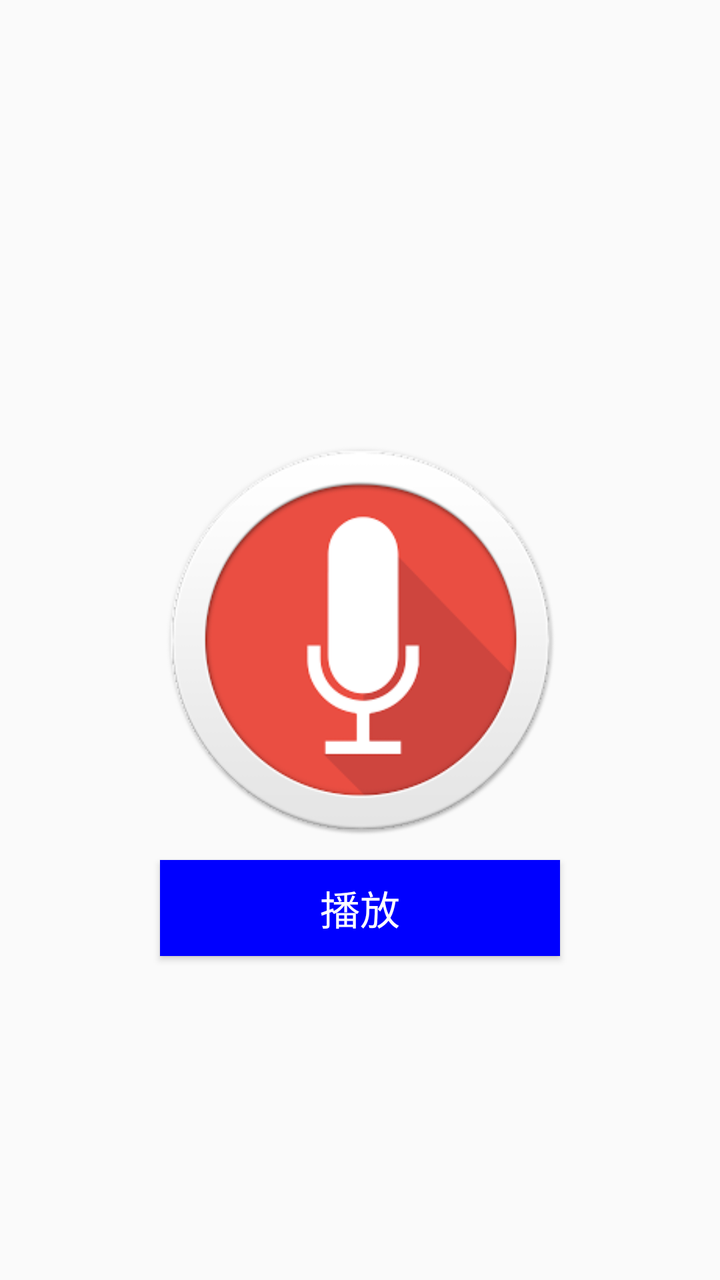
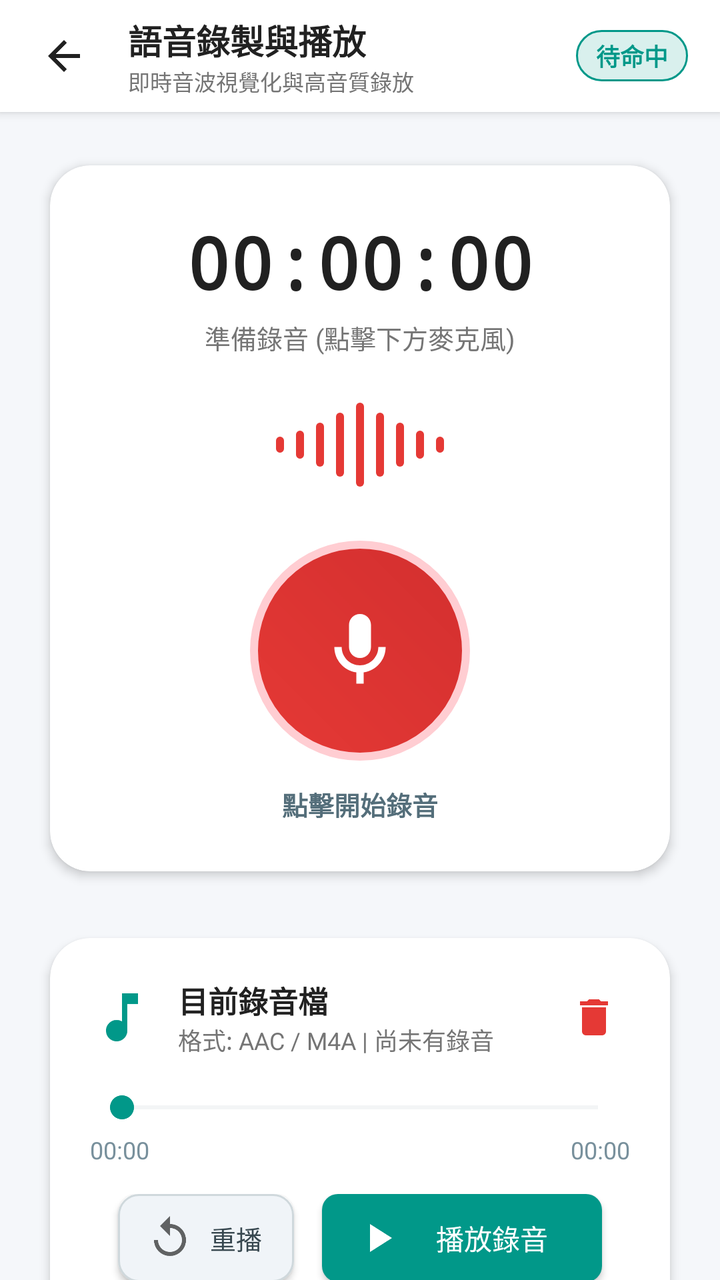

The first picture is an Android layout as it rendered before a commit; the second is the same layout after the commit. The layout source and the unified diff follow.
<!-- AndroidManifest.xml: application theme AppTheme -->
<!-- res/layout/fragment_recording.xml -->
<?xml version="1.0" encoding="utf-8"?>
<androidx.constraintlayout.widget.ConstraintLayout xmlns:android="http://schemas.android.com/apk/res/android"
    xmlns:app="http://schemas.android.com/apk/res-auto"
    xmlns:tools="http://schemas.android.com/tools"
    android:layout_width="match_parent"
    android:layout_height="match_parent"
  >


    <CheckBox
        app:layout_constraintTop_toTopOf="parent"
        app:layout_constraintBottom_toBottomOf="parent"
        app:layout_constraintStart_toStartOf="parent"
        app:layout_constraintEnd_toEndOf="parent"
        android:id="@+id/checkbox"
        android:layout_width="200dp"
        android:layout_height="200dp"
        android:layout_alignParentLeft="true"
        android:layout_marginLeft="2dp"
        android:layout_marginRight="2dp"
        android:checked="false"
        android:background="@drawable/icon_red"
        android:button="@null" />

    <TextView
        app:layout_constraintTop_toBottomOf="@+id/checkbox"
        app:layout_constraintStart_toStartOf="parent"
        app:layout_constraintEnd_toEndOf="parent"
        android:layout_marginTop="10dp"
        android:id="@+id/tv_time"
        android:layout_width="match_parent"
        android:layout_height="wrap_content"
        android:textSize="20dp"
        android:textColor="@android:color/holo_red_dark"
        android:gravity="center"
        android:visibility="gone"
        android:text="00:00" />

    <Button
        app:layout_constraintTop_toBottomOf="@+id/tv_time"
        app:layout_constraintStart_toStartOf="parent"
        app:layout_constraintEnd_toEndOf="parent"
        android:layout_marginTop="10dp"
        android:id="@+id/btn_Play"
        android:layout_width="200dp"
        android:layout_height="wrap_content"
        android:background="@color/blue"
        android:textColor="@color/white"
        android:textSize="20dp"
        android:text="播放" />
</androidx.constraintlayout.widget.ConstraintLayout>
<!-- resources referenced by this layout -->
<resources>
  <color name="blue">#0000FF</color>
  <!-- drawable icon_red: png bitmap (drawable-hdpi, 25111 bytes) -->
  <!-- unchanged entries left out for length: 5 -->
</resources>

<!-- the commit's change to res/layout/fragment_recording.xml (unified diff, before → after) -->
@@ -1,51 +1,409 @@
 <?xml version="1.0" encoding="utf-8"?>
-<androidx.constraintlayout.widget.ConstraintLayout xmlns:android="http://schemas.android.com/apk/res/android"
+<androidx.coordinatorlayout.widget.CoordinatorLayout xmlns:android="http://schemas.android.com/apk/res/android"
     xmlns:app="http://schemas.android.com/apk/res-auto"
     xmlns:tools="http://schemas.android.com/tools"
     android:layout_width="match_parent"
     android:layout_height="match_parent"
-  >
-
-
-    <CheckBox
-        app:layout_constraintTop_toTopOf="parent"
-        app:layout_constraintBottom_toBottomOf="parent"
-        app:layout_constraintStart_toStartOf="parent"
-        app:layout_constraintEnd_toEndOf="parent"
-        android:id="@+id/checkbox"
-        android:layout_width="200dp"
-        android:layout_height="200dp"
-        android:layout_alignParentLeft="true"
-        android:layout_marginLeft="2dp"
-        android:layout_marginRight="2dp"
-        android:checked="false"
-        android:background="@drawable/icon_red"
-        android:button="@null" />
-
-    <TextView
-        app:layout_constraintTop_toBottomOf="@+id/checkbox"
-        app:layout_constraintStart_toStartOf="parent"
-        app:layout_constraintEnd_toEndOf="parent"
-        android:layout_marginTop="10dp"
-        android:id="@+id/tv_time"
+    android:background="#F5F7FA">
+
+    <LinearLayout
         android:layout_width="match_parent"
-        android:layout_height="wrap_content"
-        android:textSize="20dp"
-        android:textColor="@android:color/holo_red_dark"
-        android:gravity="center"
-        android:visibility="gone"
-        android:text="00:00" />
-
-    <Button
-        app:layout_constraintTop_toBottomOf="@+id/tv_time"
-        app:layout_constraintStart_toStartOf="parent"
-        app:layout_constraintEnd_toEndOf="parent"
-        android:layout_marginTop="10dp"
-        android:id="@+id/btn_Play"
-        android:layout_width="200dp"
-        android:layout_height="wrap_content"
-        android:background="@color/blue"
-        android:textColor="@color/white"
-        android:textSize="20dp"
-        android:text="播放" />
-</androidx.constraintlayout.widget.ConstraintLayout>
+        android:layout_height="match_parent"
+        android:orientation="vertical">
+
+        
+        <LinearLayout
+            android:id="@+id/layoutHeader"
+            android:layout_width="match_parent"
+            android:layout_height="56dp"
+            android:background="@color/white"
+            android:elevation="3dp"
+            android:gravity="center_vertical"
+            android:orientation="horizontal"
+            android:paddingHorizontal="8dp">
+
+            <ImageButton
+                android:id="@+id/btnBack"
+                android:layout_width="48dp"
+                android:layout_height="48dp"
+                android:background="?attr/selectableItemBackgroundBorderless"
+                android:contentDescription="返回"
+                android:src="@drawable/ic_arrow_back"
+                app:tint="#212121" />
+
+            <LinearLayout
+                android:layout_width="0dp"
+                android:layout_height="wrap_content"
+                android:layout_marginStart="8dp"
+                android:layout_weight="1"
+                android:orientation="vertical">
+
+                <TextView
+                    android:id="@+id/tvTitle"
+                    android:layout_width="wrap_content"
+                    android:layout_height="wrap_content"
+                    android:text="語音錄製與播放"
+                    android:textColor="#212121"
+                    android:textSize="17sp"
+                    android:textStyle="bold" />
+
+                <TextView
+                    android:layout_width="wrap_content"
+                    android:layout_height="wrap_content"
+                    android:text="即時音波視覺化與高音質錄放"
+                    android:textColor="#757575"
+                    android:textSize="11sp" />
+            </LinearLayout>
+
+            <TextView
+                android:id="@+id/tvStatusBadge"
+                android:layout_width="wrap_content"
+                android:layout_height="wrap_content"
+                android:layout_marginEnd="8dp"
+                android:background="@drawable/bg_badge_pill"
+                android:paddingHorizontal="10dp"
+                android:paddingVertical="4dp"
+                android:text="待命中"
+                android:textColor="#019889"
+                android:textSize="12sp"
+                android:textStyle="bold" />
+        </LinearLayout>
+
+        <androidx.core.widget.NestedScrollView
+            android:layout_width="match_parent"
+            android:layout_height="0dp"
+            android:layout_weight="1"
+            android:fillViewport="true">
+
+            <LinearLayout
+                android:layout_width="match_parent"
+                android:layout_height="wrap_content"
+                android:orientation="vertical"
+                android:padding="16dp">
+
+                
+                <androidx.cardview.widget.CardView
+                    android:layout_width="match_parent"
+                    android:layout_height="wrap_content"
+                    app:cardCornerRadius="20dp"
+                    app:cardElevation="3dp"
+                    app:cardUseCompatPadding="true"
+                    app:cardBackgroundColor="@color/white">
+
+                    <LinearLayout
+                        android:layout_width="match_parent"
+                        android:layout_height="wrap_content"
+                        android:gravity="center_horizontal"
+                        android:orientation="vertical"
+                        android:padding="24dp">
+
+                        
+                        <TextView
+                            android:id="@+id/tv_time"
+                            android:layout_width="wrap_content"
+                            android:layout_height="wrap_content"
+                            android:fontFamily="monospace"
+                            android:text="00:00:00"
+                            android:textColor="#212121"
+                            android:textSize="36sp"
+                            android:textStyle="bold" />
+
+                        
+                        <TextView
+                            android:id="@+id/tvDecibel"
+                            android:layout_width="wrap_content"
+                            android:layout_height="wrap_content"
+                            android:layout_marginTop="4dp"
+                            android:text="準備錄音 (點擊下方麥克風)"
+                            android:textColor="#757575"
+                            android:textSize="13sp" />
+
+                        
+                        <LinearLayout
+                            android:id="@+id/layoutWaveform"
+                            android:layout_width="wrap_content"
+                            android:layout_height="48dp"
+                            android:layout_marginTop="20dp"
+                            android:gravity="center"
+                            android:orientation="horizontal">
+
+                            <View
+                                android:id="@+id/waveBar1"
+                                android:layout_width="4dp"
+                                android:layout_height="8dp"
+                                android:layout_marginHorizontal="3dp"
+                                android:background="@drawable/bg_waveform_bar" />
+
+                            <View
+                                android:id="@+id/waveBar2"
+                                android:layout_width="4dp"
+                                android:layout_height="14dp"
+                                android:layout_marginHorizontal="3dp"
+                                android:background="@drawable/bg_waveform_bar" />
+
+                            <View
+                                android:id="@+id/waveBar3"
+                                android:layout_width="4dp"
+                                android:layout_height="22dp"
+                                android:layout_marginHorizontal="3dp"
+                                android:background="@drawable/bg_waveform_bar" />
+
+                            <View
+                                android:id="@+id/waveBar4"
+                                android:layout_width="4dp"
+                                android:layout_height="32dp"
+                                android:layout_marginHorizontal="3dp"
+                                android:background="@drawable/bg_waveform_bar" />
+
+                            <View
+                                android:id="@+id/waveBar5"
+                                android:layout_width="4dp"
+                                android:layout_height="42dp"
+                                android:layout_marginHorizontal="3dp"
+                                android:background="@drawable/bg_waveform_bar" />
+
+                            <View
+                                android:id="@+id/waveBar6"
+                                android:layout_width="4dp"
+                                android:layout_height="32dp"
+                                android:layout_marginHorizontal="3dp"
+                                android:background="@drawable/bg_waveform_bar" />
+
+                            <View
+                                android:id="@+id/waveBar7"
+                                android:layout_width="4dp"
+                                android:layout_height="22dp"
+                                android:layout_marginHorizontal="3dp"
+                                android:background="@drawable/bg_waveform_bar" />
+
+                            <View
+                                android:id="@+id/waveBar8"
+                                android:layout_width="4dp"
+                                android:layout_height="14dp"
+                                android:layout_marginHorizontal="3dp"
+                                android:background="@drawable/bg_waveform_bar" />
+
+                            <View
+                                android:id="@+id/waveBar9"
+                                android:layout_width="4dp"
+                                android:layout_height="8dp"
+                                android:layout_marginHorizontal="3dp"
+                                android:background="@drawable/bg_waveform_bar" />
+                        </LinearLayout>
+
+                        
+                        <FrameLayout
+                            android:layout_width="110dp"
+                            android:layout_height="110dp"
+                            android:layout_marginTop="24dp">
+
+                            <CheckBox
+                                android:id="@+id/checkbox"
+                                android:layout_width="match_parent"
+                                android:layout_height="match_parent"
+                                android:background="@drawable/bg_record_button_idle"
+                                android:button="@null"
+                                android:checked="false"
+                                android:contentDescription="錄音開關" />
+
+                            <ImageView
+                                android:id="@+id/ivRecordIcon"
+                                android:layout_width="44dp"
+                                android:layout_height="44dp"
+                                android:layout_gravity="center"
+                                android:src="@drawable/ic_mic"
+                                app:tint="@color/white" />
+                        </FrameLayout>
+
+                        <TextView
+                            android:id="@+id/tvRecordHint"
+                            android:layout_width="wrap_content"
+                            android:layout_height="wrap_content"
+                            android:layout_marginTop="12dp"
+                            android:text="點擊開始錄音"
+                            android:textColor="#546E7A"
+                            android:textSize="13sp"
+                            android:textStyle="bold" />
+                    </LinearLayout>
+                </androidx.cardview.widget.CardView>
+
+                
+                <androidx.cardview.widget.CardView
+                    android:id="@+id/cardPlayback"
+                    android:layout_width="match_parent"
+                    android:layout_height="wrap_content"
+                    android:layout_marginTop="12dp"
+                    app:cardCornerRadius="20dp"
+                    app:cardElevation="3dp"
+                    app:cardUseCompatPadding="true"
+                    app:cardBackgroundColor="@color/white">
+
+                    <LinearLayout
+                        android:layout_width="match_parent"
+                        android:layout_height="wrap_content"
+                        android:orientation="vertical"
+                        android:padding="20dp">
+
+                        <LinearLayout
+                            android:layout_width="match_parent"
+                            android:layout_height="wrap_content"
+                            android:gravity="center_vertical"
+                            android:orientation="horizontal">
+
+                            <ImageView
+                                android:layout_width="32dp"
+                                android:layout_height="32dp"
+                                android:src="@drawable/ic_music_note"
+                                app:tint="#019889" />
+
+                            <LinearLayout
+                                android:layout_width="0dp"
+                                android:layout_height="wrap_content"
+                                android:layout_marginStart="12dp"
+                                android:layout_weight="1"
+                                android:orientation="vertical">
+
+                                <TextView
+                                    android:id="@+id/tvAudioTitle"
+                                    android:layout_width="wrap_content"
+                                    android:layout_height="wrap_content"
+                                    android:ellipsize="middle"
+                                    android:singleLine="true"
+                                    android:text="目前錄音檔"
+                                    android:textColor="#212121"
+                                    android:textSize="15sp"
+                                    android:textStyle="bold" />
+
+                                <TextView
+                                    android:id="@+id/tvAudioInfo"
+                                    android:layout_width="wrap_content"
+                                    android:layout_height="wrap_content"
+                                    android:text="格式: AAC / M4A | 尚未有錄音"
+                                    android:textColor="#757575"
+                                    android:textSize="12sp" />
+                            </LinearLayout>
+
+                            <ImageButton
+                                android:id="@+id/btnDeleteCurrent"
+                                android:layout_width="36dp"
+                                android:layout_height="36dp"
+                                android:background="?attr/selectableItemBackgroundBorderless"
+                                android:contentDescription="刪除"
+                                android:src="@drawable/ic_delete"
+                                app:tint="#E53935" />
+                        </LinearLayout>
+
+                        
+                        <SeekBar
+                            android:id="@+id/seekBarAudio"
+                            android:layout_width="match_parent"
+                            android:layout_height="wrap_content"
+                            android:layout_marginTop="16dp"
+                            android:max="100"
+                            android:progress="0"
+                            android:progressBackgroundTint="#CFD8DC"
+                            android:progressTint="#019889"
+                            android:thumbTint="#019889" />
+
+                        <LinearLayout
+                            android:layout_width="match_parent"
+                            android:layout_height="wrap_content"
+                            android:layout_marginTop="4dp"
+                            android:orientation="horizontal">
+
+                            <TextView
+                                android:id="@+id/tvProgressCurrent"
+                                android:layout_width="0dp"
+                                android:layout_height="wrap_content"
+                                android:layout_weight="1"
+                                android:text="00:00"
+                                android:textColor="#78909C"
+                                android:textSize="12sp" />
+
+                            <TextView
+                                android:id="@+id/tvProgressTotal"
+                                android:layout_width="wrap_content"
+                                android:layout_height="wrap_content"
+                                android:text="00:00"
+                                android:textColor="#78909C"
+                                android:textSize="12sp" />
+                        </LinearLayout>
+
+                        
+                        <LinearLayout
+                            android:layout_width="match_parent"
+                            android:layout_height="wrap_content"
+                            android:layout_marginTop="14dp"
+                            android:gravity="center"
+                            android:orientation="horizontal">
+
+                            <Button
+                                android:id="@+id/btnReplay"
+                                android:layout_width="wrap_content"
+                                android:layout_height="44dp"
+                                android:background="@drawable/bg_button_secondary"
+                                android:drawableStart="@drawable/ic_replay"
+                                android:drawablePadding="6dp"
+                                android:paddingHorizontal="14dp"
+                                android:text="重播"
+                                android:textColor="#37474F"
+                                android:textSize="13sp" />
+
+                            <Button
+                                android:id="@+id/btn_Play"
+                                android:layout_width="140dp"
+                                android:layout_height="44dp"
+                                android:layout_marginStart="14dp"
+                                android:background="@drawable/bg_btn_primary"
+                                android:drawableStart="@drawable/ic_play_arrow"
+                                android:drawablePadding="6dp"
+                                android:drawableTint="@color/white"
+                                android:paddingHorizontal="16dp"
+                                android:text="播放錄音"
+                                android:textColor="@color/white"
+                                android:textSize="14sp" />
+                        </LinearLayout>
+                    </LinearLayout>
+                </androidx.cardview.widget.CardView>
+
+                
+                <androidx.cardview.widget.CardView
+                    android:layout_width="match_parent"
+                    android:layout_height="wrap_content"
+                    android:layout_marginTop="12dp"
+                    app:cardCornerRadius="16dp"
+                    app:cardElevation="2dp"
+                    app:cardUseCompatPadding="true"
+                    app:cardBackgroundColor="@color/white">
+
+                    <LinearLayout
+                        android:layout_width="match_parent"
+                        android:layout_height="wrap_content"
+                        android:orientation="vertical"
+                        android:padding="16dp">
+
+                        <TextView
+                            android:layout_width="wrap_content"
+                            android:layout_height="wrap_content"
+                            android:text="錄音小提示"
+                            android:textColor="#37474F"
+                            android:textSize="14sp"
+                            android:textStyle="bold" />
+
+                        <TextView
+                            android:layout_width="wrap_content"
+                            android:layout_height="wrap_content"
+                            android:layout_marginTop="6dp"
+                            android:lineSpacingExtra="4dp"
+                            android:text="• 採用 AAC 高音質編碼與 44.1kHz 取樣率。\n• 錄音時請靠近裝置麥克風，音波將根據即時振幅跳動。\n• 檔案儲存於應用專屬安全目錄，支援多次重播與進度拖曳。"
+                            android:textColor="#757575"
+                            android:textSize="12sp" />
+                    </LinearLayout>
+                </androidx.cardview.widget.CardView>
+
+            </LinearLayout>
+        </androidx.core.widget.NestedScrollView>
+
+    </LinearLayout>
+
+</androidx.coordinatorlayout.widget.CoordinatorLayout>
<!-- resource entries referenced after the edit -->
@@ -1,7 +1,112 @@
 <!-- resources referenced by this layout -->
 <resources>
-  <color name="blue">#0000FF</color>
-  <!-- drawable icon_red: png bitmap (drawable-hdpi, 25111 bytes) -->
+  <!-- drawable bg_badge_pill (drawable) -->
+  <?xml version="1.0" encoding="utf-8"?>
+  <shape xmlns:android="http://schemas.android.com/apk/res/android"
+      android:shape="rectangle">
+      <solid android:color="#26019889" />
+      <stroke android:width="1dp" android:color="#019889" />
+      <corners android:radius="20dp" />
+  </shape>
+  <!-- drawable bg_btn_primary (drawable) -->
+  <?xml version="1.0" encoding="utf-8"?>
+  <shape xmlns:android="http://schemas.android.com/apk/res/android"
+      android:shape="rectangle">
+      <solid android:color="#019889" />
+      <corners android:radius="8dp" />
+  </shape>
+  <!-- drawable bg_button_secondary (drawable) -->
+  <?xml version="1.0" encoding="utf-8"?>
+  <shape xmlns:android="http://schemas.android.com/apk/res/android"
+      android:shape="rectangle">
+      <solid android:color="#F0F4F8" />
+      <stroke android:width="1dp" android:color="#CFD8DC" />
+      <corners android:radius="10dp" />
+  </shape>
+  <!-- drawable bg_record_button_idle (drawable) -->
+  <?xml version="1.0" encoding="utf-8"?>
+  <shape xmlns:android="http://schemas.android.com/apk/res/android"
+      android:shape="oval">
+      <gradient
+          android:angle="45"
+          android:startColor="#E53935"
+          android:endColor="#D32F2F"
+          android:type="linear" />
+      <stroke android:width="4dp" android:color="#FFCDD2" />
+  </shape>
+  <!-- drawable bg_waveform_bar (drawable) -->
+  <?xml version="1.0" encoding="utf-8"?>
+  <shape xmlns:android="http://schemas.android.com/apk/res/android"
+      android:shape="rectangle">
+      <solid android:color="#E53935" />
+      <corners android:radius="4dp" />
+  </shape>
+  <!-- drawable ic_arrow_back (drawable) -->
+  <vector xmlns:android="http://schemas.android.com/apk/res/android"
+      android:width="24dp"
+      android:height="24dp"
+      android:viewportWidth="24"
+      android:viewportHeight="24"
+      android:tint="?attr/colorControlNormal">
+    <path
+        android:fillColor="@android:color/white"
+        android:pathData="M20,11H7.83l5.59,-5.59L12,4l-8,8 8,8 1.41,-1.41L7.83,13H20v-2z"/>
+  </vector>
+  <!-- drawable ic_delete (drawable) -->
+  <vector xmlns:android="http://schemas.android.com/apk/res/android"
+      android:width="24dp"
+      android:height="24dp"
+      android:viewportWidth="24"
+      android:viewportHeight="24"
+      android:tint="?attr/colorControlNormal">
+    <path
+        android:fillColor="@android:color/white"
+        android:pathData="M6,19c0,1.1 0.9,2 2,2h8c1.1,0 2,-0.9 2,-2V7H6v12zM19,4h-3.5l-1,-1h-5l-1,1H5v2h14V4z"/>
+  </vector>
+  <!-- drawable ic_mic (drawable) -->
+  <vector xmlns:android="http://schemas.android.com/apk/res/android"
+      android:width="24dp"
+      android:height="24dp"
+      android:viewportWidth="24"
+      android:viewportHeight="24"
+      android:tint="?attr/colorControlNormal">
+    <path
+        android:fillColor="@android:color/white"
+        android:pathData="M12,14c1.66,0 3,-1.34 3,-3V5c0,-1.66 -1.34,-3 -3,-3S9,3.34 9,5v6c0,1.66 1.34,3 3,3zm5,-3c0,2.76 -2.24,5 -5,5s-5,-2.24 -5,-5H5c0,3.53 2.61,6.43 6,6.92V21h2v-3.08c3.39,-0.49 6,-3.39 6,-6.92h-2z"/>
+  </vector>
+  <!-- drawable ic_music_note (drawable) -->
+  <vector xmlns:android="http://schemas.android.com/apk/res/android"
+      android:width="24dp"
+      android:height="24dp"
+      android:viewportWidth="24"
+      android:viewportHeight="24"
+      android:tint="?attr/colorControlNormal">
+    <path
+        android:fillColor="@android:color/white"
+        android:pathData="M12,3v10.55c-0.59,-0.34 -1.27,-0.55 -2,-0.55 -2.21,0 -4,1.79 -4,4s1.79,4 4,4 4,-1.79 4,-4V7h4V3h-6z"/>
+  </vector>
+  <!-- drawable ic_play_arrow (drawable) -->
+  <vector xmlns:android="http://schemas.android.com/apk/res/android"
+      android:width="24dp"
+      android:height="24dp"
+      android:viewportWidth="24"
+      android:viewportHeight="24"
+      android:tint="?attr/colorControlNormal">
+    <path
+        android:fillColor="@android:color/white"
+        android:pathData="M8,5v14l11,-7z"/>
+  </vector>
+  <!-- drawable ic_replay (drawable) -->
+  <vector xmlns:android="http://schemas.android.com/apk/res/android"
+      android:width="24dp"
+      android:height="24dp"
+      android:viewportWidth="24"
+      android:viewportHeight="24"
+      android:tint="?attr/colorControlNormal">
+    <path
+        android:fillColor="@android:color/white"
+        android:pathData="M12,5V1L7,6l5,5V7c3.31,0 6,2.69 6,6s-2.69,6 -6,6 -6,-2.69 -6,-6H4c0,4.42 3.58,8 8,8s8,-3.58 8,-8 -3.58,-8 -8,-8z"/>
+  </vector>
   <!-- unchanged entries left out for length: 5 -->
 </resources>
 
